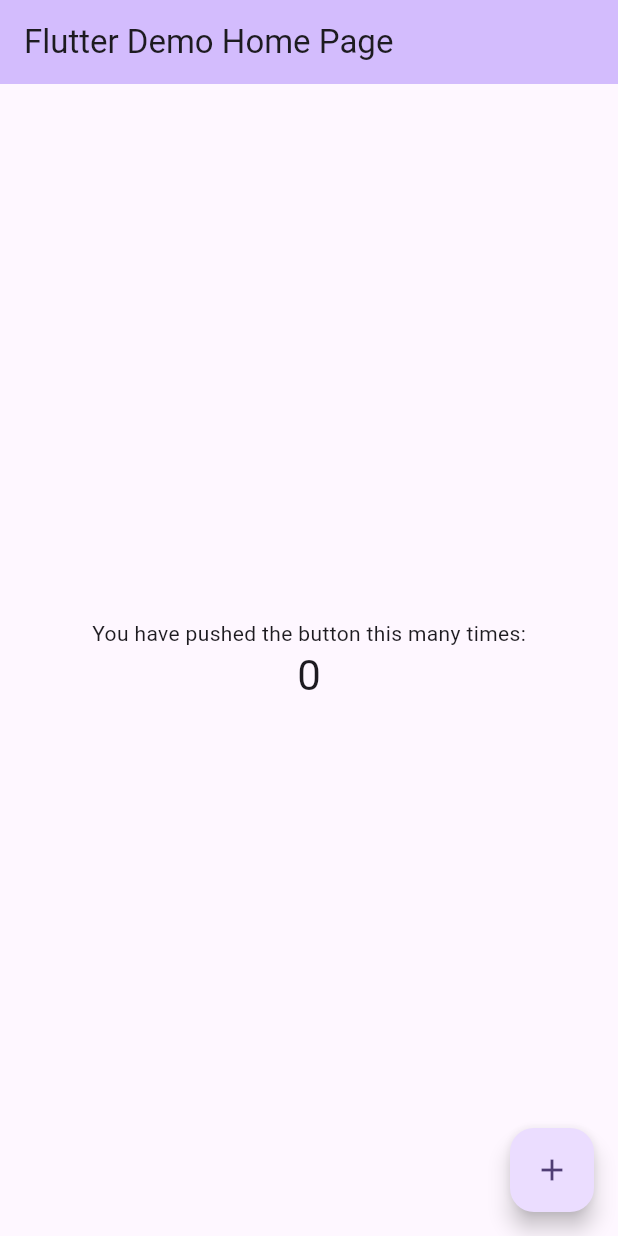
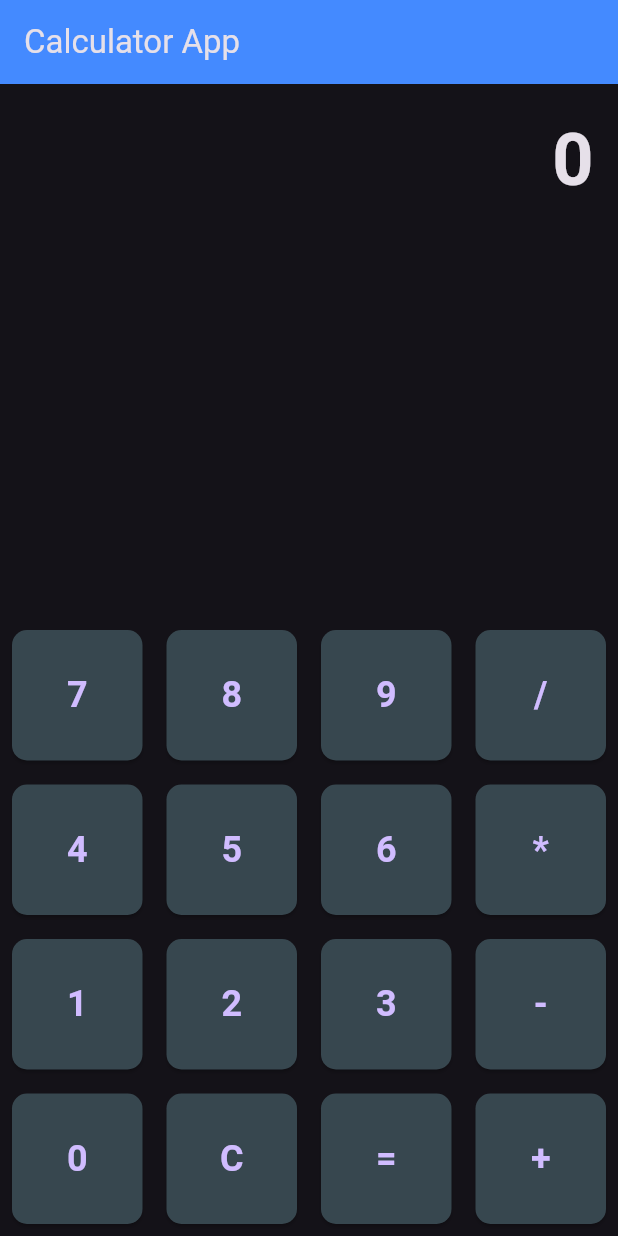
Before and after one commit to JuanSanchez12/CalculatorApp, a Flutter app: the screen it shows after launch, on a phone screen of 412 x 824 dp. Run offline on Flutter 3.47's test engine with Material 3 defaults, Android fonts, the phone set to English and light mode, and no system bars.

Commit message:
Created calculator UI

```diff
--- a/lib/main.dart
+++ b/lib/main.dart
@@ -7,31 +7,13 @@ void main() {
 class MyApp extends StatelessWidget {
   const MyApp({super.key});
 
-  // This widget is the root of your application.
   @override
   Widget build(BuildContext context) {
     return MaterialApp(
-      title: 'Flutter Demo',
-      theme: ThemeData(
-        // This is the theme of your application.
-        //
-        // TRY THIS: Try running your application with "flutter run". You'll see
-        // the application has a purple toolbar. Then, without quitting the app,
-        // try changing the seedColor in the colorScheme below to Colors.green
-        // and then invoke "hot reload" (save your changes or press the "hot
-        // reload" button in a Flutter-supported IDE, or press "r" if you used
-        // the command line to start the app).
-        //
-        // Notice that the counter didn't reset back to zero; the application
-        // state is not lost during the reload. To reset the state, use hot
-        // restart instead.
-        //
-        // This works for code too, not just values: Most code changes can be
-        // tested with just a hot reload.
-        colorScheme: ColorScheme.fromSeed(seedColor: Colors.deepPurple),
-        useMaterial3: true,
-      ),
-      home: const MyHomePage(title: 'Flutter Demo Home Page'),
+      title: 'Calculator App',
+      debugShowCheckedModeBanner: false,
+      theme: ThemeData.dark(),
+      home: const MyHomePage(title: 'Calculator App'),
     );
   }
 }
@@ -39,87 +21,99 @@ class MyApp extends StatelessWidget {
 class MyHomePage extends StatefulWidget {
   const MyHomePage({super.key, required this.title});
 
-  // This widget is the home page of your application. It is stateful, meaning
-  // that it has a State object (defined below) that contains fields that affect
-  // how it looks.
-
-  // This class is the configuration for the state. It holds the values (in this
-  // case the title) provided by the parent (in this case the App widget) and
-  // used by the build method of the State. Fields in a Widget subclass are
-  // always marked "final".
-
   final String title;
 
   @override
-  State<MyHomePage> createState() => _MyHomePageState();
+  State<MyHomePage> createState() => _CalculatorApp();
 }
 
-class _MyHomePageState extends State<MyHomePage> {
-  int _counter = 0;
+class _CalculatorApp extends State<MyHomePage> {
+  String displayText = "0";
 
-  void _incrementCounter() {
+  void onButtonPressed(String value) {
     setState(() {
-      // This call to setState tells the Flutter framework that something has
-      // changed in this State, which causes it to rerun the build method below
-      // so that the display can reflect the updated values. If we changed
-      // _counter without calling setState(), then the build method would not be
-      // called again, and so nothing would appear to happen.
-      _counter++;
+      displayText = value;
     });
   }
 
   @override
   Widget build(BuildContext context) {
-    // This method is rerun every time setState is called, for instance as done
-    // by the _incrementCounter method above.
-    //
-    // The Flutter framework has been optimized to make rerunning build methods
-    // fast, so that you can just rebuild anything that needs updating rather
-    // than having to individually change instances of widgets.
     return Scaffold(
       appBar: AppBar(
-        // TRY THIS: Try changing the color here to a specific color (to
-        // Colors.amber, perhaps?) and trigger a hot reload to see the AppBar
-        // change color while the other colors stay the same.
-        backgroundColor: Theme.of(context).colorScheme.inversePrimary,
-        // Here we take the value from the MyHomePage object that was created by
-        // the App.build method, and use it to set our appbar title.
+        backgroundColor: Colors.blueAccent,
         title: Text(widget.title),
       ),
-      body: Center(
-        // Center is a layout widget. It takes a single child and positions it
-        // in the middle of the parent.
-        child: Column(
-          // Column is also a layout widget. It takes a list of children and
-          // arranges them vertically. By default, it sizes itself to fit its
-          // children horizontally, and tries to be as tall as its parent.
-          //
-          // Column has various properties to control how it sizes itself and
-          // how it positions its children. Here we use mainAxisAlignment to
-          // center the children vertically; the main axis here is the vertical
-          // axis because Columns are vertical (the cross axis would be
-          // horizontal).
-          //
-          // TRY THIS: Invoke "debug painting" (choose the "Toggle Debug Paint"
-          // action in the IDE, or press "p" in the console), to see the
-          // wireframe for each widget.
-          mainAxisAlignment: MainAxisAlignment.center,
-          children: <Widget>[
-            const Text(
-              'You have pushed the button this many times:',
+      body: Column(
+        children: [
+          Container(
+            alignment: Alignment.bottomRight,
+            padding: EdgeInsets.all(16),
+            child: Text(
+              displayText,
+              style: TextStyle(
+                fontSize: 48,
+                fontWeight: FontWeight.bold,
+              ),
+              textAlign: TextAlign.end,
             ),
-            Text(
-              '$_counter',
-              style: Theme.of(context).textTheme.headlineMedium,
+          ),
+          const Spacer(),
+          Align(
+            child: GridView.count(
+              shrinkWrap: true,
+              crossAxisCount: 4,
+              children: [
+                CalculatorButton(label: "7", onTap: () => onButtonPressed("7")),
+                CalculatorButton(label: "8", onTap: () => onButtonPressed("8")),
+                CalculatorButton(label: "9", onTap: () => onButtonPressed("9")),
+                CalculatorButton(label: "/", onTap: () => onButtonPressed("/")),
+                CalculatorButton(label: "4", onTap: () => onButtonPressed("4")),
+                CalculatorButton(label: "5", onTap: () => onButtonPressed("5")),
+                CalculatorButton(label: "6", onTap: () => onButtonPressed("6")),
+                CalculatorButton(label: "*", onTap: () => onButtonPressed("*")),
+                CalculatorButton(label: "1", onTap: () => onButtonPressed("1")),
+                CalculatorButton(label: "2", onTap: () => onButtonPressed("2")),
+                CalculatorButton(label: "3", onTap: () => onButtonPressed("3")),
+                CalculatorButton(label: "-", onTap: () => onButtonPressed("-")),
+                CalculatorButton(label: "0", onTap: () => onButtonPressed("0")),
+                CalculatorButton(label: "C", onTap: () => onButtonPressed("C")),
+                CalculatorButton(label: "=", onTap: () => onButtonPressed("=")),
+                CalculatorButton(label: "+", onTap: () => onButtonPressed("+")),
+              ],
             ),
-          ],
-        ),
+          ),
+        ],
       ),
-      floatingActionButton: FloatingActionButton(
-        onPressed: _incrementCounter,
-        tooltip: 'Increment',
-        child: const Icon(Icons.add),
-      ), // This trailing comma makes auto-formatting nicer for build methods.
     );
   }
 }
+
+class CalculatorButton extends StatelessWidget {
+  final String label;
+  final VoidCallback onTap;
+
+  const CalculatorButton({super.key, required this.label, required this.onTap});
+
+  @override
+  Widget build(BuildContext context) {
+    return Padding(
+      padding: const EdgeInsets.all(8.0),
+      child: SizedBox(
+        width: 70,
+        height: 70,
+        child: ElevatedButton(
+          onPressed: onTap,
+          style: ElevatedButton.styleFrom(
+            shape: RoundedRectangleBorder(borderRadius: BorderRadius.circular(10)),
+            padding: const EdgeInsets.all(20),
+            backgroundColor: Colors.blueGrey[800],
+          ),
+          child: Text(
+            label,
+            style: const TextStyle(fontSize: 24, fontWeight: FontWeight.bold),
+          ),
+        ),
+      ),
+    );
+  }
+}
```
